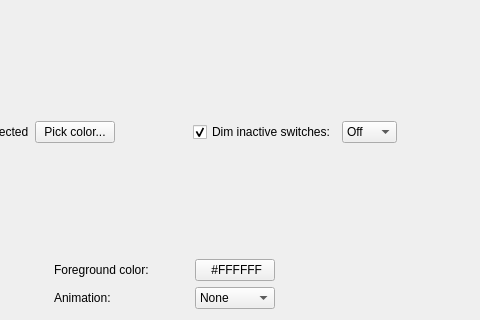
ckb-next/ckb-next, file src/ckb/kblightwidget.ui: the form before one commit; both pictures show x 152 to 632 and y 0 to 320 of the 632 by 483 pixel window.
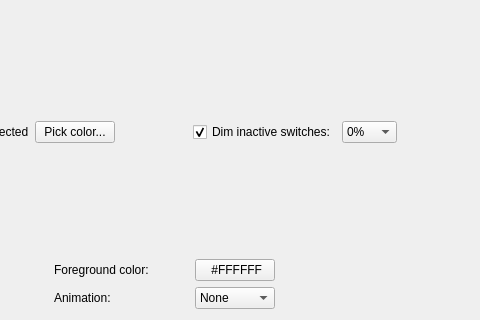
The form after the commit. Custom widgets are drawn as their Qt base class.

Commit message: Key lighting control now shows tooltips to indicate key names. Big keys like space bar can be clicked more easily. Key selection will be cleared when switching tabs. Easier to deselect the profile name field.

What changed in the file:
```diff
--- a/src/ckb/kblightwidget.ui
+++ b/src/ckb/kblightwidget.ui
@@ -133,7 +133,7 @@
          </item>
          <item>
           <property name="text">
-           <string>Off</string>
+           <string>0%</string>
           </property>
          </item>
         </widget>
```
Left out of the diff: 6 changed lines with no effect on the pictures. The commit also changes 7 other files.
